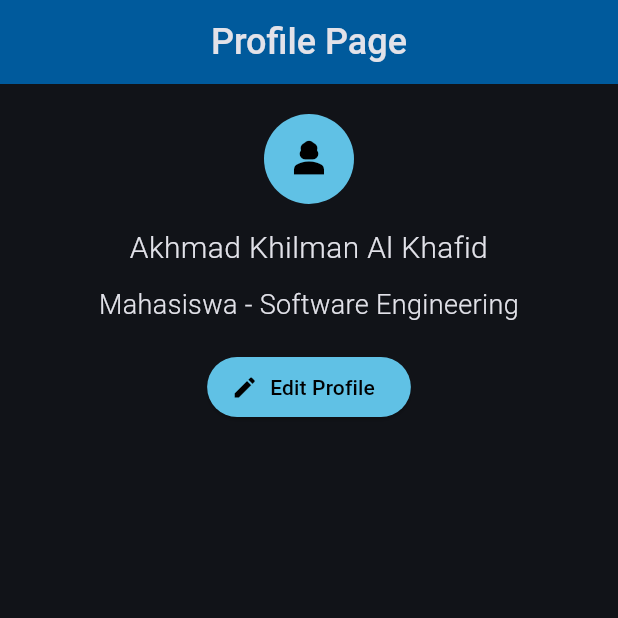
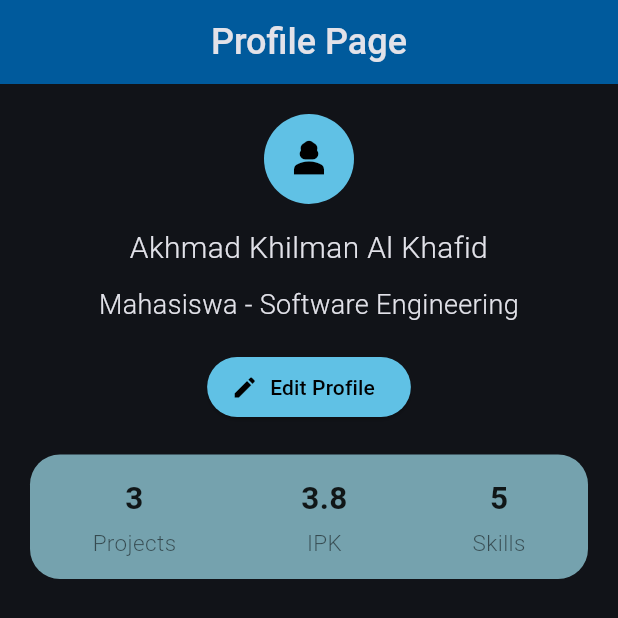
Before and after one commit to AkhmadKhilman/latihan-praktikum-flutter-2, a Flutter app: the screen it shows after launch, on a phone screen of 412 x 824 dp. Shown: the top 618 px of the screen. Run offline on Flutter 3.47's test engine with Material 3 defaults, Android fonts, the phone set to English and light mode, and no system bars.

Commit message:
feat: adding informasion profile and create class for declaration information

```diff
--- a/lib/main.dart
+++ b/lib/main.dart
@@ -33,9 +33,9 @@ class ProfilePage extends StatelessWidget {
   final String status = "Mahasiswa - Software Engineering";
 
   final List<String> projects = [
-    "Nebulon - Web based e-commerce application",
-    "Jelajah Nusantara - Web based ticket sales application for various modes of transport",
-    "Monk Notions - Singla Page Application (SPA) based application for recording summaries, integrated with AI",
+    "Nebulon - E-commerce application",
+    "Jelajah Nusantara - Sales various modes of transport application",
+    "Monk Notions - Recording summaries application, integrated with AI",
   ];
 
   @override
@@ -112,7 +112,25 @@ class ProfilePage extends StatelessWidget {
                       ),
                     ),
 
-                    SizedBox(height: 18),
+                    SizedBox(height: 21),
+
+                    Container(
+                      padding: const EdgeInsetsGeometry.symmetric(vertical: 14),
+                      decoration: BoxDecoration(
+                        color: Color.fromRGBO(160, 224, 239, 0.7),
+                        borderRadius: BorderRadius.circular(20),
+                      ),
+                      child: Row(
+                        mainAxisAlignment: MainAxisAlignment.spaceAround,
+                        children: [
+                          stats(count: "3", label: "Projects"),
+
+                          stats(count: "3.8", label: "IPK"),
+
+                          stats(count: "5", label: "Skills"),
+                        ],
+                      ),
+                    ),
                   ],
                 ),
               ],
@@ -123,3 +141,34 @@ class ProfilePage extends StatelessWidget {
     );
   }
 }
+
+class stats extends StatelessWidget {
+  final String count;
+  final String label;
+  const stats({super.key, required this.count, required this.label});
+
+  @override
+  Widget build(BuildContext context) {
+    return Column(
+      children: [
+        Text(
+          count,
+          style: const TextStyle(
+            fontSize: 21,
+            fontWeight: FontWeight.bold,
+            color: Colors.black87,
+          ),
+        ),
+        SizedBox(height: 4),
+        Text(
+          label,
+          style: const TextStyle(
+            fontSize: 15,
+            fontWeight: FontWeight.w300,
+            color: Colors.black54,
+          ),
+        ),
+      ],
+    );
+  }
+}
```
